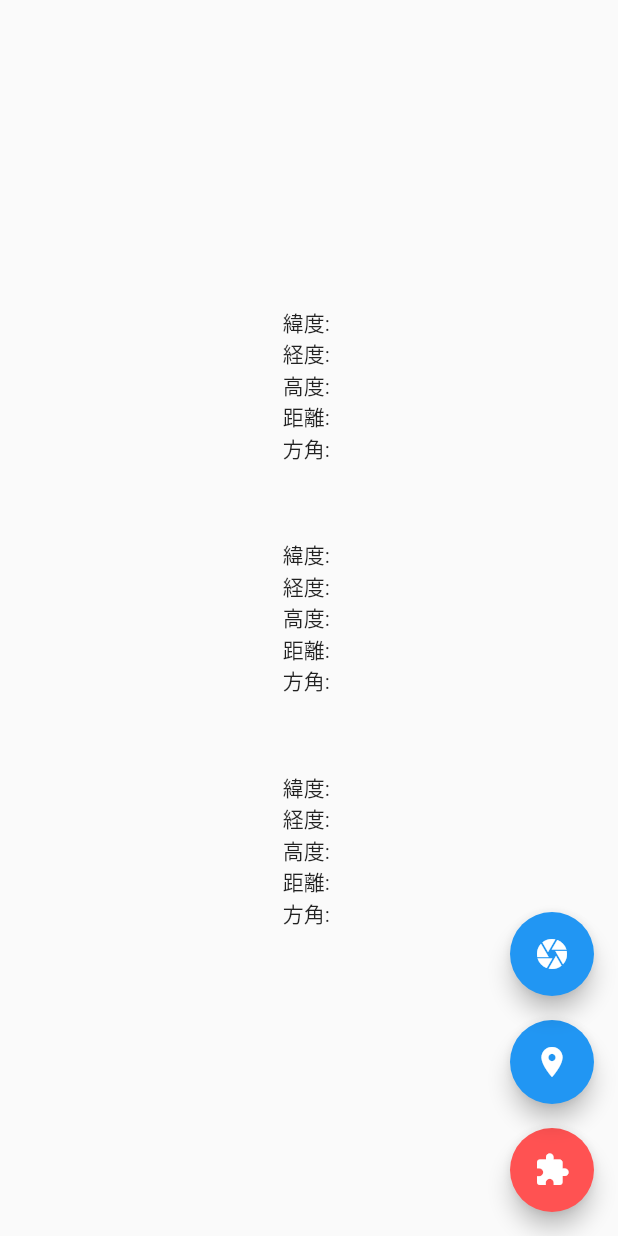
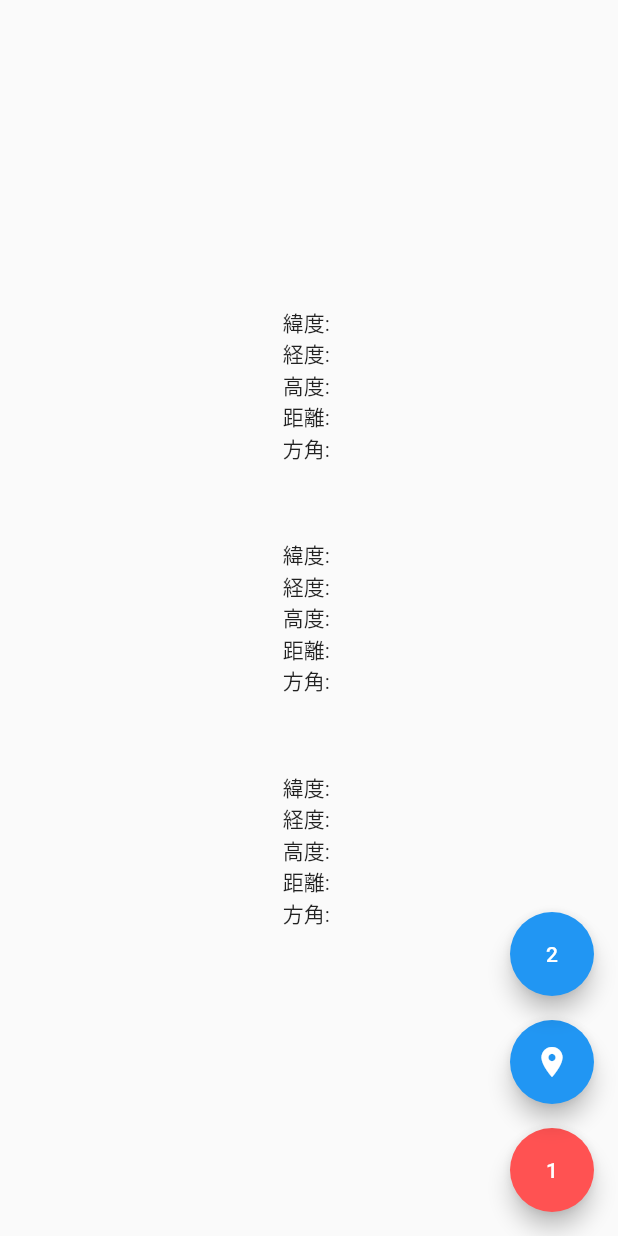
Before and after one commit to iseruuuuu/height_measure_app, a Flutter app: the screen it shows after launch, on a phone screen of 412 x 824 dp. Run offline on Flutter 3.47's test engine with Material 2 defaults, Android fonts, the phone set to English and light mode, and no system bars; our stand-ins replace geolocator, math_expressions.

Commit message:
remove: いらないものを削除

```diff
--- a/lib/main.dart
+++ b/lib/main.dart
@@ -37,23 +37,11 @@ class _MyHomePageState extends State<MyHomePage> {
   String dist2 = '';
   String bear2 = '';
 
-  String lati3 = '';
-  String long3 = '';
-  String alti3 = '';
-  String dist3 = '';
-  String bear3 = '';
-
   String lati4 = '';
   String long4 = '';
   String alti4 = '';
   String dist4 = '';
   String bear4 = '';
-
-  double lati5 = 0;
-  double long5 = 0;
-  double alti5 = 0;
-  double dist5 = 0;
-  double bear5 = 0;
 
   String lati6 = '';
   String long6 = '';
@@ -104,7 +92,7 @@ class _MyHomePageState extends State<MyHomePage> {
     }
 
     if(change2 == false) {
-      print('うつすよ??');
+
     }else{
       setState(() {
         lati4 = lati + '-' + lati2;
@@ -126,6 +114,12 @@ class _MyHomePageState extends State<MyHomePage> {
         alti6 = exp3.evaluate(EvaluationType.REAL, cm).toString();
         dist6 = exp4.evaluate(EvaluationType.REAL, cm).toString();
         bear6 = exp5.evaluate(EvaluationType.REAL, cm).toString();
+
+        print(lati6);
+        print(long6);
+        print(alti6);
+        print(dist6);
+        print(bear6);
       });
     }
   }
@@ -169,9 +163,6 @@ class _MyHomePageState extends State<MyHomePage> {
             Text("高度: " + alti6),
             Text("距離: " + dist6),
             Text("方角: " + bear6),
-
-
-
           ],
         ),
       ),
@@ -184,23 +175,22 @@ class _MyHomePageState extends State<MyHomePage> {
             onPressed: () {
               tap();
             },
-            child: const Icon(Icons.extension),
+            child: const Text('1'),
           ),
-          Container( // 余白のためContainerでラップ
+          Container(
             margin: const EdgeInsets.only(bottom: 16.0),
             child:  FloatingActionButton(
               onPressed: getLocation,
               child: const Icon(Icons.location_on),
             ),
           ),
-
-          Container( // 余白のためContainerでラップ
+          Container(
             margin: const EdgeInsets.only(bottom: 16.0),
             child:  FloatingActionButton(
               onPressed: () {
                 tap2();
               },
-              child: const Icon(Icons.camera),
+              child: const Text('2'),
             ),
           ),
 
```
